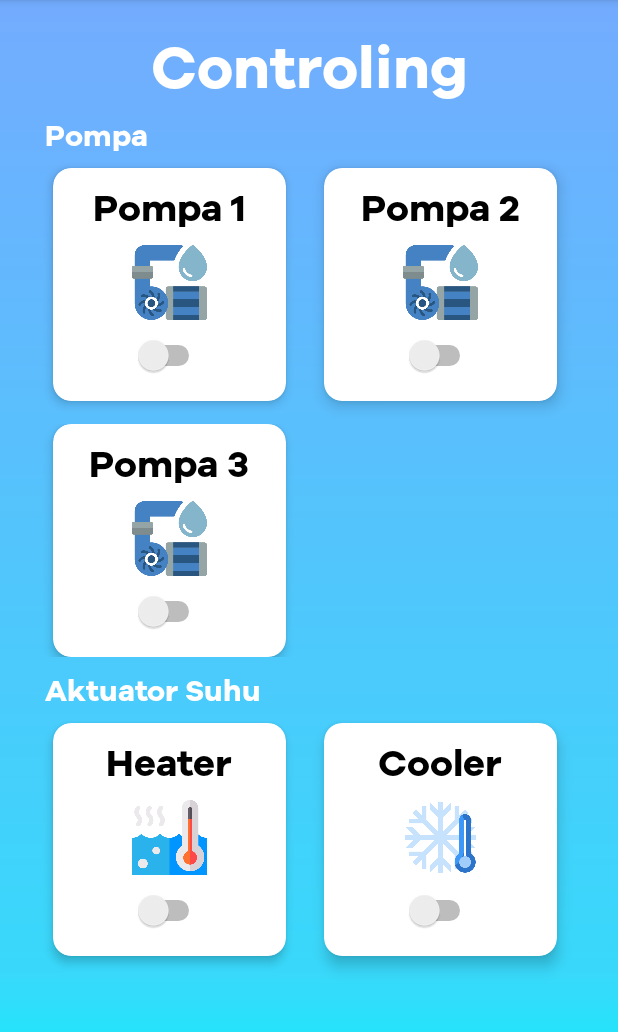
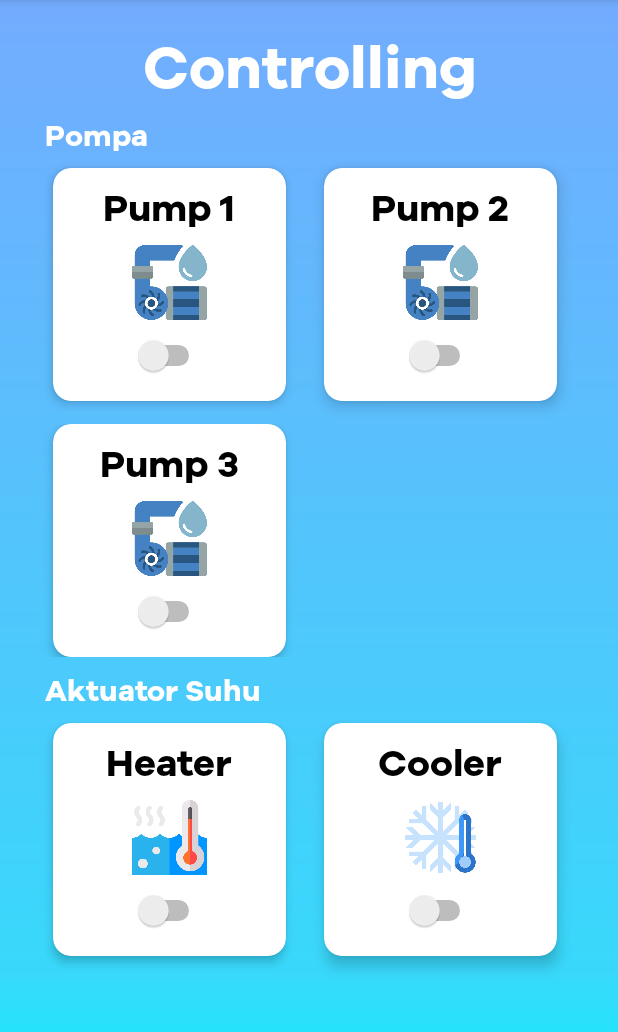
Before and after one commit to adityayogidn/iot-ikoi, an Android app: the ControlingActivity screen opened directly, with no data from a screen before it, on a phone screen of 412 x 824 dp, the part 84-1116 px from its top. Run offline under Robolectric (Android 15) with nearby library versions, the phone set to English and light mode, and no system bars; our stand-ins replace Firebase (no records; nobody signed in at launch, a user with empty details on screens opened directly); 5 statements that could not run were skipped.

Commit message:
update language

```diff
--- a/app/src/main/res/layout/activity_controling.xml
+++ b/app/src/main/res/layout/activity_controling.xml
@@ -14,12 +14,12 @@
         android:layout_width="match_parent"
         android:layout_height="wrap_content"
         android:layout_marginTop="20dp"
+        android:fontFamily="@font/galyon_bold"
+        android:gravity="center"
+        android:text="Controlling"
+        android:textColor="#fff"
         android:textSize="40dp"
-        android:textColor="#fff"
-        android:textStyle="bold"
-        android:text="Controling"
-        android:gravity="center"
-        android:fontFamily="@font/galyon_bold"/>
+        android:textStyle="bold" />
     <TextView
         android:layout_width="match_parent"
         android:layout_height="wrap_content"
@@ -51,14 +51,15 @@
                 android:gravity="center"
                 android:orientation="vertical"
                 android:padding="5dp">
+
                 <TextView
                     android:layout_width="wrap_content"
                     android:layout_height="wrap_content"
-                    android:text="Pompa 1"
+                    android:layout_marginTop="-5dp"
+                    android:fontFamily="@font/galyon_bold"
+                    android:text="Pump 1"
                     android:textColor="#000"
-                    android:layout_marginTop="-5dp"
-                    android:textSize="25dp"
-                    android:fontFamily="@font/galyon_bold"/>
+                    android:textSize="25dp" />
                 <ImageView
                     android:layout_width="50dp"
                     android:layout_height="50dp"
@@ -87,14 +88,15 @@
                 android:gravity="center"
                 android:orientation="vertical"
                 android:padding="5dp">
+
                 <TextView
                     android:layout_width="wrap_content"
                     android:layout_height="wrap_content"
-                    android:text="Pompa 2"
+                    android:layout_marginTop="-5dp"
+                    android:fontFamily="@font/galyon_bold"
+                    android:text="Pump 2"
                     android:textColor="#000"
-                    android:layout_marginTop="-5dp"
-                    android:textSize="25dp"
-                    android:fontFamily="@font/galyon_bold"/>
+                    android:textSize="25dp" />
                 <ImageView
                     android:layout_width="50dp"
                     android:layout_height="50dp"
@@ -130,14 +132,15 @@
                 android:gravity="center"
                 android:orientation="vertical"
                 android:padding="5dp">
+
                 <TextView
                     android:layout_width="wrap_content"
                     android:layout_height="wrap_content"
-                    android:text="Pompa 3"
+                    android:layout_marginTop="-5dp"
+                    android:fontFamily="@font/galyon_bold"
+                    android:text="Pump 3"
                     android:textColor="#000"
-                    android:layout_marginTop="-5dp"
-                    android:textSize="25dp"
-                    android:fontFamily="@font/galyon_bold"/>
+                    android:textSize="25dp" />
                 <ImageView
                     android:layout_width="50dp"
                     android:layout_height="50dp"
--- a/app/src/main/res/layout/activity_main.xml
+++ b/app/src/main/res/layout/activity_main.xml
@@ -31,7 +31,7 @@
         android:textColor="#fff"
         android:gravity="center"
         android:fontFamily="@font/galyon_bold"
-        android:text="- Monitoring Kualitas Air Kolam Ikan Koi -"/>
+        android:text="- Monitoring the quality of koi pond water -"/>
 
     <RelativeLayout
         android:id="@+id/rv1"
@@ -94,7 +94,7 @@
                     android:layout_width="wrap_content"
                     android:layout_height="wrap_content"
                     android:layout_marginTop="12dp"
-                    android:text="Controling"
+                    android:text="Controlling"
                     android:textSize="20dp"
                     android:fontFamily="@font/galyon_bold"/>
             </LinearLayout>
--- a/app/src/main/res/layout/activity_monitoring.xml
+++ b/app/src/main/res/layout/activity_monitoring.xml
@@ -56,9 +56,9 @@
                 android:layout_height="match_parent"
                 android:fontFamily="@font/galyon_bold"
                 android:gravity="center"
-                android:text="Kualitas Air"
+                android:text="Water Quality"
                 android:textColor="#90AEFE"
-                android:textSize="24sp" />
+                android:textSize="20sp" />
         </androidx.cardview.widget.CardView>
     </RelativeLayout>
 
```
